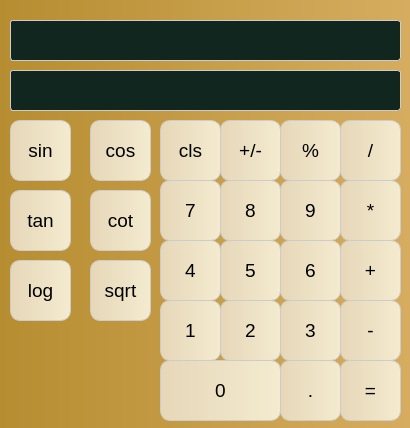
Above: GUI (Qt)/Assignment 17/mainwindow.ui from Amirreza1h1/Pylearn before the change. Below: the same form after it.
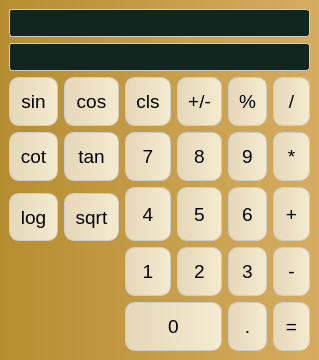
That is the form after the change.

What changed in the file:
```diff
--- a/GUI (Qt)/Assignment 17/mainwindow.ui
+++ b/GUI (Qt)/Assignment 17/mainwindow.ui
@@ -6,10 +6,19 @@
    <rect>
     <x>0</x>
     <y>0</y>
-    <width>410</width>
-    <height>428</height>
+    <width>319</width>
+    <height>360</height>
    </rect>
   </property>
+  <property name="sizePolicy">
+   <sizepolicy hsizetype="Minimum" vsizetype="Minimum">
+    <horstretch>0</horstretch>
+    <verstretch>0</verstretch>
+   </sizepolicy>
+  </property>
+  <property name="tabletTracking">
+   <bool>true</bool>
+  </property>
   <property name="windowTitle">
    <string>MainWindow</string>
   </property>
@@ -48,172 +57,322 @@
    <property name="enabled">
     <bool>true</bool>
    </property>
-   <widget class="QLineEdit" name="history_box">
+   <layout class="QGridLayout" name="gridLayout">
+    <item row="3" column="4">
+     <widget class="QPushButton" name="n9">
     <property name="enabled">
-     <bool>false</bool>
-    </property>
-    <property name="geometry">
-     <rect>
-      <x>10</x>
-      <y>20</y>
-      <width>391</width>
-      <height>41</height>
-     </rect>
-    </property>
-    <property name="readOnly">
      <bool>true</bool>
     </property>
-   </widget>
-   <widget class="QLineEdit" name="input_box">
-    <property name="enabled">
-     <bool>false</bool>
-    </property>
-    <property name="geometry">
-     <rect>
-      <x>10</x>
-      <y>70</y>
-      <width>391</width>
-      <height>41</height>
-     </rect>
-    </property>
-   </widget>
-   <widget class="QPushButton" name="divide">
-    <property name="enabled">
-     <bool>true</bool>
-    </property>
-    <property name="geometry">
-     <rect>
-      <x>340</x>
-      <y>120</y>
-      <width>61</width>
-      <height>61</height>
-     </rect>
-    </property>
+      <property name="sizePolicy">
+       <sizepolicy hsizetype="Minimum" vsizetype="Expanding">
+        <horstretch>0</horstretch>
+        <verstretch>0</verstretch>
+       </sizepolicy>
+      </property>
     <property name="font">
      <font>
       <pointsize>14</pointsize>
      </font>
     </property>
+      <property name="tabletTracking">
+       <bool>false</bool>
+      </property>
+      <property name="layoutDirection">
+       <enum>Qt::LayoutDirection::LeftToRight</enum>
+      </property>
+      <property name="autoFillBackground">
+       <bool>false</bool>
+      </property>
     <property name="text">
-     <string>/</string>
-    </property>
-   </widget>
-   <widget class="QPushButton" name="multiple">
+       <string>9</string>
+      </property>
+      <property name="flat">
+       <bool>false</bool>
+      </property>
+      <attribute name="buttonGroup">
+       <string notr="true">buttonGroup</string>
+      </attribute>
+     </widget>
+    </item>
+    <item row="6" column="2">
+     <widget class="QPushButton" name="n1">
     <property name="enabled">
      <bool>true</bool>
     </property>
-    <property name="geometry">
-     <rect>
-      <x>340</x>
-      <y>180</y>
-      <width>61</width>
-      <height>61</height>
-     </rect>
+      <property name="sizePolicy">
+       <sizepolicy hsizetype="Minimum" vsizetype="Expanding">
+        <horstretch>0</horstretch>
+        <verstretch>0</verstretch>
+       </sizepolicy>
     </property>
     <property name="font">
      <font>
       <pointsize>14</pointsize>
      </font>
     </property>
+      <property name="tabletTracking">
+       <bool>false</bool>
+      </property>
+      <property name="layoutDirection">
+       <enum>Qt::LayoutDirection::LeftToRight</enum>
+      </property>
+      <property name="autoFillBackground">
+       <bool>false</bool>
+      </property>
     <property name="text">
-     <string>*</string>
-    </property>
-   </widget>
+       <string>1</string>
+      </property>
+      <property name="flat">
+       <bool>false</bool>
+      </property>
+      <attribute name="buttonGroup">
+       <string notr="true">buttonGroup</string>
+      </attribute>
+     </widget>
+    </item>
+    <item row="6" column="5">
    <widget class="QPushButton" name="minus">
     <property name="enabled">
      <bool>true</bool>
     </property>
-    <property name="geometry">
-     <rect>
-      <x>340</x>
-      <y>300</y>
-      <width>61</width>
-      <height>61</height>
-     </rect>
+      <property name="sizePolicy">
+       <sizepolicy hsizetype="Minimum" vsizetype="Expanding">
+        <horstretch>0</horstretch>
+        <verstretch>0</verstretch>
+       </sizepolicy>
     </property>
     <property name="font">
      <font>
       <pointsize>14</pointsize>
      </font>
     </property>
+      <property name="tabletTracking">
+       <bool>false</bool>
+      </property>
+      <property name="layoutDirection">
+       <enum>Qt::LayoutDirection::LeftToRight</enum>
+      </property>
+      <property name="autoFillBackground">
+       <bool>false</bool>
+      </property>
     <property name="text">
      <string>-</string>
     </property>
-   </widget>
-   <widget class="QPushButton" name="plus">
-    <property name="enabled">
-     <bool>true</bool>
-    </property>
-    <property name="geometry">
-     <rect>
-      <x>340</x>
-      <y>240</y>
-      <width>61</width>
-      <height>61</height>
-     </rect>
-    </property>
-    <property name="font">
-     <font>
-      <pointsize>14</pointsize>
-     </font>
-    </property>
-    <property name="text">
-     <string>+</string>
-    </property>
-   </widget>
+      <property name="flat">
+       <bool>false</bool>
+      </property>
+      <attribute name="buttonGroup">
+       <string notr="true">buttonGroup</string>
+      </attribute>
+     </widget>
+    </item>
+    <item row="7" column="5">
    <widget class="QPushButton" name="result">
     <property name="enabled">
      <bool>true</bool>
     </property>
-    <property name="geometry">
-     <rect>
-      <x>340</x>
-      <y>360</y>
-      <width>61</width>
-      <height>61</height>
-     </rect>
+      <property name="sizePolicy">
+       <sizepolicy hsizetype="Minimum" vsizetype="Expanding">
+        <horstretch>0</horstretch>
+        <verstretch>0</verstretch>
+       </sizepolicy>
     </property>
     <property name="font">
      <font>
       <pointsize>14</pointsize>
      </font>
     </property>
+      <property name="tabletTracking">
+       <bool>false</bool>
+      </property>
+      <property name="layoutDirection">
+       <enum>Qt::LayoutDirection::LeftToRight</enum>
+      </property>
+      <property name="autoFillBackground">
+       <bool>false</bool>
+      </property>
     <property name="text">
      <string>=</string>
     </property>
-   </widget>
+      <property name="flat">
+       <bool>false</bool>
+      </property>
+      <attribute name="buttonGroup">
+       <string notr="true">buttonGroup</string>
+      </attribute>
+     </widget>
+    </item>
+    <item row="6" column="4">
+     <widget class="QPushButton" name="n3">
+      <property name="enabled">
+       <bool>true</bool>
+      </property>
+      <property name="sizePolicy">
+       <sizepolicy hsizetype="Minimum" vsizetype="Expanding">
+        <horstretch>0</horstretch>
+        <verstretch>0</verstretch>
+       </sizepolicy>
+      </property>
+      <property name="font">
+       <font>
+        <pointsize>14</pointsize>
+       </font>
+      </property>
+      <property name="tabletTracking">
+       <bool>false</bool>
+      </property>
+      <property name="layoutDirection">
+       <enum>Qt::LayoutDirection::LeftToRight</enum>
+      </property>
+      <property name="autoFillBackground">
+       <bool>false</bool>
+      </property>
+      <property name="text">
+       <string>3</string>
+      </property>
+      <property name="flat">
+       <bool>false</bool>
+      </property>
+      <attribute name="buttonGroup">
+       <string notr="true">buttonGroup</string>
+      </attribute>
+     </widget>
+    </item>
+    <item row="3" column="5">
+     <widget class="QPushButton" name="multiple">
+      <property name="enabled">
+       <bool>true</bool>
+      </property>
+      <property name="sizePolicy">
+       <sizepolicy hsizetype="Minimum" vsizetype="Expanding">
+        <horstretch>0</horstretch>
+        <verstretch>0</verstretch>
+       </sizepolicy>
+      </property>
+      <property name="font">
+       <font>
+        <pointsize>14</pointsize>
+       </font>
+      </property>
+      <property name="tabletTracking">
+       <bool>false</bool>
+      </property>
+      <property name="layoutDirection">
+       <enum>Qt::LayoutDirection::LeftToRight</enum>
+      </property>
+      <property name="autoFillBackground">
+       <bool>false</bool>
+      </property>
+      <property name="text">
+       <string>*</string>
+      </property>
+      <property name="flat">
+       <bool>false</bool>
+      </property>
+      <attribute name="buttonGroup">
+       <string notr="true">buttonGroup</string>
+      </attribute>
+     </widget>
+    </item>
+    <item row="6" column="3">
+     <widget class="QPushButton" name="n2">
+      <property name="enabled">
+       <bool>true</bool>
+      </property>
+      <property name="sizePolicy">
+       <sizepolicy hsizetype="Minimum" vsizetype="Expanding">
+        <horstretch>0</horstretch>
+        <verstretch>0</verstretch>
+       </sizepolicy>
+      </property>
+      <property name="font">
+       <font>
+        <pointsize>14</pointsize>
+       </font>
+      </property>
+      <property name="tabletTracking">
+       <bool>false</bool>
+      </property>
+      <property name="layoutDirection">
+       <enum>Qt::LayoutDirection::LeftToRight</enum>
+      </property>
+      <property name="autoFillBackground">
+       <bool>false</bool>
+      </property>
+      <property name="text">
+       <string>2</string>
+      </property>
+      <property name="flat">
+       <bool>false</bool>
+      </property>
+      <attribute name="buttonGroup">
+       <string notr="true">buttonGroup</string>
+      </attribute>
+     </widget>
+    </item>
+    <item row="1" column="0" colspan="6">
+     <widget class="QLineEdit" name="input_box">
+      <property name="enabled">
+       <bool>false</bool>
+      </property>
+     </widget>
+    </item>
+    <item row="2" column="4">
    <widget class="QPushButton" name="percent">
     <property name="enabled">
      <bool>true</bool>
     </property>
-    <property name="geometry">
-     <rect>
-      <x>280</x>
-      <y>120</y>
-      <width>61</width>
-      <height>61</height>
-     </rect>
+      <property name="sizePolicy">
+       <sizepolicy hsizetype="Minimum" vsizetype="Expanding">
+        <horstretch>0</horstretch>
+        <verstretch>0</verstretch>
+       </sizepolicy>
     </property>
     <property name="font">
      <font>
       <pointsize>14</pointsize>
      </font>
     </property>
+      <property name="tabletTracking">
+       <bool>false</bool>
+      </property>
+      <property name="layoutDirection">
+       <enum>Qt::LayoutDirection::LeftToRight</enum>
+      </property>
+      <property name="autoFillBackground">
+       <bool>false</bool>
+      </property>
     <property name="text">
      <string>%</string>
     </property>
-   </widget>
-   <widget class="QPushButton" name="n6">
+      <property name="flat">
+       <bool>false</bool>
+      </property>
+      <attribute name="buttonGroup">
+       <string notr="true">buttonGroup</string>
+      </attribute>
+     </widget>
+    </item>
+    <item row="0" column="0" colspan="6">
+     <widget class="QLineEdit" name="history_box">
     <property name="enabled">
+       <bool>false</bool>
+      </property>
+      <property name="readOnly">
      <bool>true</bool>
     </property>
-    <property name="geometry">
-     <rect>
-      <x>280</x>
-      <y>240</y>
-      <width>61</width>
-      <height>61</height>
-     </rect>
+     </widget>
+    </item>
+    <item row="2" column="1">
+     <widget class="QPushButton" name="cos">
+      <property name="enabled">
+       <bool>true</bool>
+      </property>
+      <property name="sizePolicy">
+       <sizepolicy hsizetype="Minimum" vsizetype="Expanding">
+        <horstretch>0</horstretch>
+        <verstretch>0</verstretch>
+       </sizepolicy>
     </property>
     <property name="font">
      <font>
@@ -221,152 +380,218 @@
      </font>
     </property>
     <property name="text">
-     <string>6</string>
-    </property>
-   </widget>
+       <string>cos</string>
+      </property>
+      <attribute name="buttonGroup">
+       <string notr="true">buttonGroup</string>
+      </attribute>
+     </widget>
+    </item>
+    <item row="7" column="4">
    <widget class="QPushButton" name="dot">
     <property name="enabled">
      <bool>true</bool>
     </property>
-    <property name="geometry">
-     <rect>
-      <x>280</x>
-      <y>360</y>
-      <width>61</width>
-      <height>61</height>
-     </rect>
+      <property name="sizePolicy">
+       <sizepolicy hsizetype="Minimum" vsizetype="Expanding">
+        <horstretch>0</horstretch>
+        <verstretch>0</verstretch>
+       </sizepolicy>
     </property>
     <property name="font">
      <font>
       <pointsize>14</pointsize>
      </font>
     </property>
+      <property name="tabletTracking">
+       <bool>false</bool>
+      </property>
+      <property name="layoutDirection">
+       <enum>Qt::LayoutDirection::LeftToRight</enum>
+      </property>
+      <property name="autoFillBackground">
+       <bool>false</bool>
+      </property>
     <property name="text">
      <string>.</string>
     </property>
-   </widget>
-   <widget class="QPushButton" name="n9">
-    <property name="enabled">
-     <bool>true</bool>
-    </property>
-    <property name="geometry">
-     <rect>
-      <x>280</x>
-      <y>180</y>
-      <width>61</width>
-      <height>61</height>
-     </rect>
-    </property>
-    <property name="font">
-     <font>
-      <pointsize>14</pointsize>
-     </font>
-    </property>
-    <property name="text">
-     <string>9</string>
-    </property>
-   </widget>
-   <widget class="QPushButton" name="n3">
+      <property name="flat">
+       <bool>false</bool>
+      </property>
+      <attribute name="buttonGroup">
+       <string notr="true">buttonGroup</string>
+      </attribute>
+     </widget>
+    </item>
+    <item row="2" column="5">
+     <widget class="QPushButton" name="divide">
     <property name="enabled">
      <bool>true</bool>
     </property>
-    <property name="geometry">
-     <rect>
-      <x>280</x>
-      <y>300</y>
-      <width>61</width>
-      <height>61</height>
-     </rect>
+      <property name="sizePolicy">
+       <sizepolicy hsizetype="Minimum" vsizetype="Expanding">
+        <horstretch>0</horstretch>
+        <verstretch>0</verstretch>
+       </sizepolicy>
     </property>
     <property name="font">
      <font>
       <pointsize>14</pointsize>
      </font>
     </property>
-    <property name="text">
-     <string>3</string>
-    </property>
-   </widget>
-   <widget class="QPushButton" name="assign">
-    <property name="enabled">
-     <bool>true</bool>
-    </property>
-    <property name="geometry">
-     <rect>
-      <x>220</x>
-      <y>120</y>
-      <width>61</width>
-      <height>61</height>
-     </rect>
-    </property>
-    <property name="font">
-     <font>
-      <pointsize>14</pointsize>
-     </font>
-    </property>
+      <property name="tabletTracking">
+       <bool>false</bool>
+      </property>
+      <property name="layoutDirection">
+       <enum>Qt::LayoutDirection::LeftToRight</enum>
+      </property>
+      <property name="autoFillBackground">
+       <bool>false</bool>
+      </property>
     <property name="text">
-     <string>+/-</string>
-    </property>
-   </widget>
+       <string>/</string>
+      </property>
+      <property name="flat">
+       <bool>false</bool>
+      </property>
+      <attribute name="buttonGroup">
+       <string notr="true">buttonGroup</string>
+      </attribute>
+     </widget>
+    </item>
+    <item row="4" column="3" rowspan="2">
    <widget class="QPushButton" name="n5">
     <property name="enabled">
      <bool>true</bool>
     </property>
-    <property name="geometry">
-     <rect>
-      <x>220</x>
-      <y>240</y>
-      <width>61</width>
-      <height>61</height>
-     </rect>
+      <property name="sizePolicy">
+       <sizepolicy hsizetype="Minimum" vsizetype="Expanding">
+        <horstretch>0</horstretch>
+        <verstretch>0</verstretch>
+       </sizepolicy>
     </property>
     <property name="font">
      <font>
       <pointsize>14</pointsize>
      </font>
     </property>
+      <property name="tabletTracking">
+       <bool>false</bool>
+      </property>
+      <property name="layoutDirection">
+       <enum>Qt::LayoutDirection::LeftToRight</enum>
+      </property>
+      <property name="autoFillBackground">
+       <bool>false</bool>
+      </property>
     <property name="text">
      <string>5</string>
     </property>
-   </widget>
-   <widget class="QPushButton" name="n0">
+      <property name="flat">
+       <bool>false</bool>
+      </property>
+      <attribute name="buttonGroup">
+       <string notr="true">buttonGroup</string>
+      </attribute>
+     </widget>
+    </item>
+    <item row="3" column="2">
+     <widget class="QPushButton" name="n7">
     <property name="enabled">
      <bool>true</bool>
     </property>
-    <property name="geometry">
-     <rect>
-      <x>160</x>
-      <y>360</y>
-      <width>121</width>
-      <height>61</height>
-     </rect>
+      <property name="sizePolicy">
+       <sizepolicy hsizetype="Minimum" vsizetype="Expanding">
+        <horstretch>0</horstretch>
+        <verstretch>0</verstretch>
+       </sizepolicy>
     </property>
     <property name="font">
      <font>
       <pointsize>14</pointsize>
      </font>
     </property>
+      <property name="tabletTracking">
+       <bool>false</bool>
+      </property>
+      <property name="layoutDirection">
+       <enum>Qt::LayoutDirection::LeftToRight</enum>
+      </property>
+      <property name="autoFillBackground">
+       <bool>false</bool>
+      </property>
     <property name="text">
-     <string>0</string>
-    </property>
-   </widget>
+       <string>7</string>
+      </property>
+      <property name="flat">
+       <bool>false</bool>
+      </property>
+      <attribute name="buttonGroup">
+       <string notr="true">buttonGroup</string>
+      </attribute>
+     </widget>
+    </item>
+    <item row="2" column="3">
+     <widget class="QPushButton" name="assign">
+      <property name="enabled">
+       <bool>true</bool>
+      </property>
+      <property name="sizePolicy">
+       <sizepolicy hsizetype="Minimum" vsizetype="Expanding">
+        <horstretch>0</horstretch>
+        <verstretch>0</verstretch>
+       </sizepolicy>
+      </property>
+      <property name="font">
+       <font>
+        <pointsize>14</pointsize>
+       </font>
+      </property>
+      <property name="tabletTracking">
+       <bool>false</bool>
+      </property>
+      <property name="layoutDirection">
+       <enum>Qt::LayoutDirection::LeftToRight</enum>
+      </property>
+      <property name="autoFillBackground">
+       <bool>false</bool>
+      </property>
+      <property name="text">
+       <string>+/-</string>
+      </property>
+      <property name="flat">
+       <bool>false</bool>
+      </property>
+      <attribute name="buttonGroup">
+       <string notr="true">buttonGroup</string>
+      </attribute>
+     </widget>
+    </item>
+    <item row="3" column="3">
    <widget class="QPushButton" name="n8">
     <property name="enabled">
      <bool>true</bool>
     </property>
-    <property name="geometry">
-     <rect>
-      <x>220</x>
-      <y>180</y>
-      <width>61</width>
-      <height>61</height>
-     </rect>
+      <property name="sizePolicy">
+       <sizepolicy hsizetype="Minimum" vsizetype="Expanding">
+        <horstretch>0</horstretch>
+        <verstretch>0</verstretch>
+       </sizepolicy>
     </property>
     <property name="font">
      <font>
       <pointsize>14</pointsize>
      </font>
     </property>
+      <property name="tabletTracking">
+       <bool>false</bool>
+      </property>
+      <property name="layoutDirection">
+       <enum>Qt::LayoutDirection::LeftToRight</enum>
+      </property>
+      <property name="autoFillBackground">
+       <bool>false</bool>
+      </property>
     <property name="styleSheet">
      <string notr="true"/>
     </property>
@@ -376,123 +601,24 @@
     <property name="default">
      <bool>false</bool>
     </property>
-   </widget>
-   <widget class="QPushButton" name="n2">
-    <property name="enabled">
-     <bool>true</bool>
-    </property>
-    <property name="geometry">
-     <rect>
-      <x>220</x>
-      <y>300</y>
-      <width>61</width>
-      <height>61</height>
-     </rect>
-    </property>
-    <property name="font">
-     <font>
-      <pointsize>14</pointsize>
-     </font>
-    </property>
-    <property name="text">
-     <string>2</string>
-    </property>
-   </widget>
-   <widget class="QPushButton" name="clear">
-    <property name="enabled">
-     <bool>true</bool>
-    </property>
-    <property name="geometry">
-     <rect>
-      <x>160</x>
-      <y>120</y>
-      <width>61</width>
-      <height>61</height>
-     </rect>
-    </property>
-    <property name="font">
-     <font>
-      <pointsize>14</pointsize>
-     </font>
-    </property>
-    <property name="text">
-     <string>cls</string>
-    </property>
-   </widget>
-   <widget class="QPushButton" name="n4">
-    <property name="enabled">
-     <bool>true</bool>
-    </property>
-    <property name="geometry">
-     <rect>
-      <x>160</x>
-      <y>240</y>
-      <width>61</width>
-      <height>61</height>
-     </rect>
-    </property>
-    <property name="font">
-     <font>
-      <pointsize>14</pointsize>
-     </font>
-    </property>
-    <property name="text">
-     <string>4</string>
-    </property>
-   </widget>
-   <widget class="QPushButton" name="n7">
-    <property name="enabled">
-     <bool>true</bool>
-    </property>
-    <property name="geometry">
-     <rect>
-      <x>160</x>
-      <y>180</y>
-      <width>61</width>
-      <height>61</height>
-     </rect>
-    </property>
-    <property name="font">
-     <font>
-      <pointsize>14</pointsize>
-     </font>
-    </property>
-    <property name="text">
-     <string>7</string>
-    </property>
-   </widget>
-   <widget class="QPushButton" name="n1">
-    <property name="enabled">
-     <bool>true</bool>
-    </property>
-    <property name="geometry">
-     <rect>
-      <x>160</x>
-      <y>300</y>
-      <width>61</width>
-      <height>61</height>
-     </rect>
-    </property>
-    <property name="font">
-     <font>
-      <pointsize>14</pointsize>
-     </font>
-    </property>
-    <property name="text">
-     <string>1</string>
-    </property>
-   </widget>
+      <property name="flat">
+       <bool>false</bool>
+      </property>
+      <attribute name="buttonGroup">
+       <string notr="true">buttonGroup</string>
+      </attribute>
+     </widget>
+    </item>
+    <item row="2" column="0">
    <widget class="QPushButton" name="sin">
     <property name="enabled">
      <bool>true</bool>
     </property>
-    <property name="geometry">
-     <rect>
-      <x>10</x>
-      <y>120</y>
-      <width>61</width>
-      <height>61</height>
-     </rect>
+      <property name="sizePolicy">
+       <sizepolicy hsizetype="Minimum" vsizetype="Expanding">
+        <horstretch>0</horstretch>
+        <verstretch>0</verstretch>
+       </sizepolicy>
     </property>
     <property name="font">
      <font>
@@ -502,18 +628,201 @@
     <property name="text">
      <string>sin</string>
     </property>
-   </widget>
+      <attribute name="buttonGroup">
+       <string notr="true">buttonGroup</string>
+      </attribute>
+     </widget>
+    </item>
+    <item row="4" column="2" rowspan="2">
+     <widget class="QPushButton" name="n4">
+      <property name="enabled">
+       <bool>true</bool>
+      </property>
+      <property name="sizePolicy">
+       <sizepolicy hsizetype="Minimum" vsizetype="Expanding">
+        <horstretch>0</horstretch>
+        <verstretch>0</verstretch>
+       </sizepolicy>
+      </property>
+      <property name="font">
+       <font>
+        <pointsize>14</pointsize>
+       </font>
+      </property>
+      <property name="tabletTracking">
+       <bool>false</bool>
+      </property>
+      <property name="layoutDirection">
+       <enum>Qt::LayoutDirection::LeftToRight</enum>
+      </property>
+      <property name="autoFillBackground">
+       <bool>false</bool>
+      </property>
+      <property name="text">
+       <string>4</string>
+      </property>
+      <property name="flat">
+       <bool>false</bool>
+      </property>
+      <attribute name="buttonGroup">
+       <string notr="true">buttonGroup</string>
+      </attribute>
+     </widget>
+    </item>
+    <item row="4" column="4" rowspan="2">
+     <widget class="QPushButton" name="n6">
+      <property name="enabled">
+       <bool>true</bool>
+      </property>
+      <property name="sizePolicy">
+       <sizepolicy hsizetype="Minimum" vsizetype="Expanding">
+        <horstretch>0</horstretch>
+        <verstretch>0</verstretch>
+       </sizepolicy>
+      </property>
+      <property name="font">
+       <font>
+        <pointsize>14</pointsize>
+       </font>
+      </property>
+      <property name="tabletTracking">
+       <bool>false</bool>
+      </property>
+      <property name="layoutDirection">
+       <enum>Qt::LayoutDirection::LeftToRight</enum>
+      </property>
+      <property name="autoFillBackground">
+       <bool>false</bool>
+      </property>
+      <property name="text">
+       <string>6</string>
+      </property>
+      <property name="flat">
+       <bool>false</bool>
+      </property>
+      <attribute name="buttonGroup">
+       <string notr="true">buttonGroup</string>
+      </attribute>
+     </widget>
+    </item>
+    <item row="7" column="2" colspan="2">
+     <widget class="QPushButton" name="n0">
+      <property name="enabled">
+       <bool>true</bool>
+      </property>
+      <property name="sizePolicy">
+       <sizepolicy hsizetype="Minimum" vsizetype="Expanding">
+        <horstretch>0</horstretch>
+        <verstretch>0</verstretch>
+       </sizepolicy>
+      </property>
+      <property name="font">
+       <font>
+        <pointsize>14</pointsize>
+       </font>
+      </property>
+      <property name="tabletTracking">
+       <bool>false</bool>
+      </property>
+      <property name="layoutDirection">
+       <enum>Qt::LayoutDirection::LeftToRight</enum>
+      </property>
+      <property name="autoFillBackground">
+       <bool>false</bool>
+      </property>
+      <property name="text">
+       <string>0</string>
+      </property>
+      <property name="flat">
+       <bool>false</bool>
+      </property>
+      <attribute name="buttonGroup">
+       <string notr="true">buttonGroup</string>
+      </attribute>
+     </widget>
+    </item>
+    <item row="4" column="5" rowspan="2">
+     <widget class="QPushButton" name="plus">
+      <property name="enabled">
+       <bool>true</bool>
+      </property>
+      <property name="sizePolicy">
+       <sizepolicy hsizetype="Minimum" vsizetype="Expanding">
+        <horstretch>0</horstretch>
+        <verstretch>0</verstretch>
+       </sizepolicy>
+      </property>
+      <property name="font">
+       <font>
+        <pointsize>14</pointsize>
+       </font>
+      </property>
+      <property name="tabletTracking">
+       <bool>false</bool>
+      </property>
+      <property name="layoutDirection">
+       <enum>Qt::LayoutDirection::LeftToRight</enum>
+      </property>
+      <property name="autoFillBackground">
+       <bool>false</bool>
+      </property>
+      <property name="text">
+       <string>+</string>
+      </property>
+      <property name="flat">
+       <bool>false</bool>
+      </property>
+      <attribute name="buttonGroup">
+       <string notr="true">buttonGroup</string>
+      </attribute>
+     </widget>
+    </item>
+    <item row="2" column="2">
+     <widget class="QPushButton" name="clear">
+      <property name="enabled">
+       <bool>true</bool>
+      </property>
+      <property name="sizePolicy">
+       <sizepolicy hsizetype="Minimum" vsizetype="Expanding">
+        <horstretch>0</horstretch>
+        <verstretch>0</verstretch>
+       </sizepolicy>
+      </property>
+      <property name="font">
+       <font>
+        <pointsize>14</pointsize>
+       </font>
+      </property>
+      <property name="tabletTracking">
+       <bool>false</bool>
+      </property>
+      <property name="layoutDirection">
+       <enum>Qt::LayoutDirection::LeftToRight</enum>
+      </property>
+      <property name="autoFillBackground">
+       <bool>false</bool>
+      </property>
+      <property name="text">
+       <string>cls</string>
+      </property>
+      <property name="flat">
+       <bool>false</bool>
+      </property>
+      <attribute name="buttonGroup">
+       <string notr="true">buttonGroup</string>
+      </attribute>
+     </widget>
+    </item>
+    <item row="3" column="0">
    <widget class="QPushButton" name="cot">
     <property name="enabled">
      <bool>true</bool>
     </property>
-    <property name="geometry">
-     <rect>
-      <x>90</x>
-      <y>190</y>
-      <width>61</width>
-      <height>61</height>
-     </rect>
+      <property name="sizePolicy">
+       <sizepolicy hsizetype="Minimum" vsizetype="Expanding">
+        <horstretch>0</horstretch>
+        <verstretch>0</verstretch>
+       </sizepolicy>
     </property>
     <property name="font">
      <font>
@@ -523,18 +832,21 @@
     <property name="text">
      <string>cot</string>
     </property>
-   </widget>
+      <attribute name="buttonGroup">
+       <string notr="true">buttonGroup</string>
+      </attribute>
+     </widget>
+    </item>
+    <item row="3" column="1">
    <widget class="QPushButton" name="tan">
     <property name="enabled">
      <bool>true</bool>
     </property>
-    <property name="geometry">
-     <rect>
-      <x>10</x>
-      <y>190</y>
-      <width>61</width>
-      <height>61</height>
-     </rect>
+      <property name="sizePolicy">
+       <sizepolicy hsizetype="Minimum" vsizetype="Expanding">
+        <horstretch>0</horstretch>
+        <verstretch>0</verstretch>
+       </sizepolicy>
     </property>
     <property name="font">
      <font>
@@ -544,39 +856,21 @@
     <property name="text">
      <string>tan</string>
     </property>
-   </widget>
-   <widget class="QPushButton" name="cos">
-    <property name="enabled">
-     <bool>true</bool>
-    </property>
-    <property name="geometry">
-     <rect>
-      <x>90</x>
-      <y>120</y>
-      <width>61</width>
-      <height>61</height>
-     </rect>
-    </property>
-    <property name="font">
-     <font>
-      <pointsize>14</pointsize>
-     </font>
-    </property>
-    <property name="text">
-     <string>cos</string>
-    </property>
-   </widget>
+      <attribute name="buttonGroup">
+       <string notr="true">buttonGroup</string>
+      </attribute>
+     </widget>
+    </item>
+    <item row="5" column="0">
    <widget class="QPushButton" name="log">
     <property name="enabled">
      <bool>true</bool>
     </property>
-    <property name="geometry">
-     <rect>
-      <x>10</x>
-      <y>260</y>
-      <width>61</width>
-      <height>61</height>
-     </rect>
+      <property name="sizePolicy">
+       <sizepolicy hsizetype="Minimum" vsizetype="Expanding">
+        <horstretch>0</horstretch>
+        <verstretch>0</verstretch>
+       </sizepolicy>
     </property>
     <property name="font">
      <font>
@@ -586,18 +880,21 @@
     <property name="text">
      <string>log</string>
     </property>
-   </widget>
+      <attribute name="buttonGroup">
+       <string notr="true">buttonGroup</string>
+      </attribute>
+     </widget>
+    </item>
+    <item row="5" column="1">
    <widget class="QPushButton" name="sqrt">
     <property name="enabled">
      <bool>true</bool>
     </property>
-    <property name="geometry">
-     <rect>
-      <x>90</x>
-      <y>260</y>
-      <width>61</width>
-      <height>61</height>
-     </rect>
+      <property name="sizePolicy">
+       <sizepolicy hsizetype="Minimum" vsizetype="Expanding">
+        <horstretch>0</horstretch>
+        <verstretch>0</verstretch>
+       </sizepolicy>
     </property>
     <property name="font">
      <font>
@@ -607,7 +904,12 @@
     <property name="text">
      <string>sqrt</string>
     </property>
-   </widget>
+      <attribute name="buttonGroup">
+       <string notr="true">buttonGroup</string>
+      </attribute>
+     </widget>
+    </item>
+   </layout>
   </widget>
  </widget>
  <resources/>
```
Left out of the diff: 3 changed lines with no effect on the pictures. Lines whose indentation alone changed are shown as unchanged.
